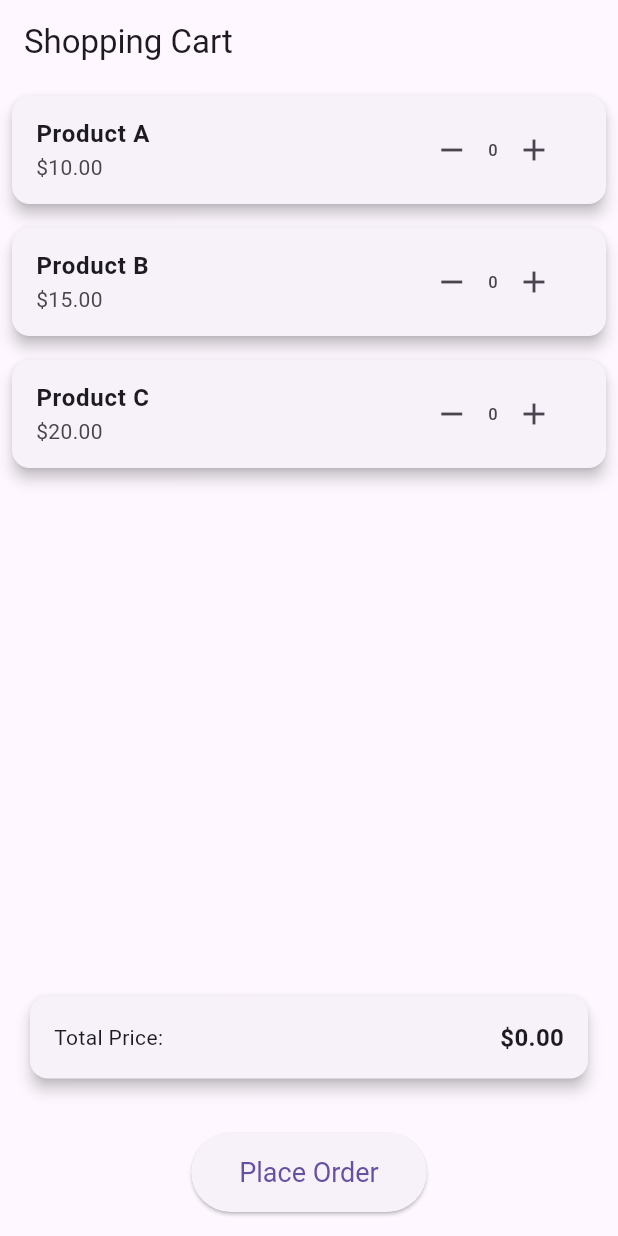
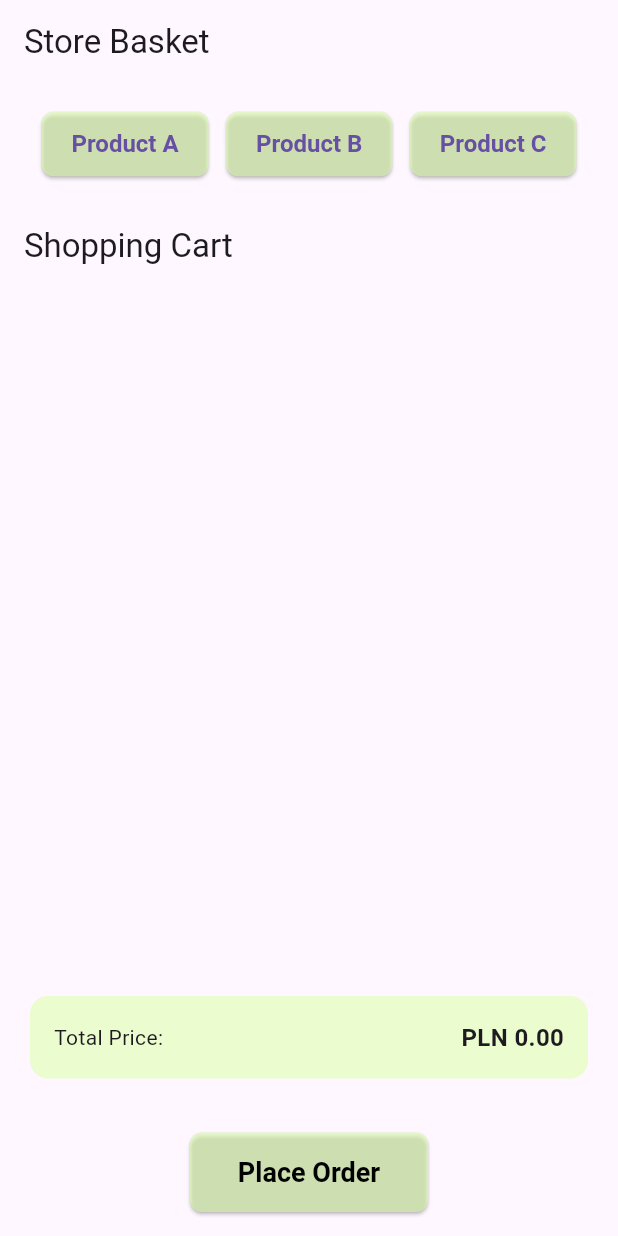
Before and after one commit to marcinmilewicz/store-example-flutter, a Flutter app: the screen it shows after launch, on a phone screen of 412 x 824 dp. Run offline on Flutter 3.47's test engine with Material 3 defaults, Android fonts, the phone set to English and light mode, and no system bars.

Commit message:
feature: store basket

```diff
--- a/apps/store_app/lib/main.dart
+++ b/apps/store_app/lib/main.dart
@@ -1,24 +1,89 @@
+import 'dart:math';
+
 import 'package:flutter/material.dart';
 import 'package:store_basket/product.dart';
 import 'package:store_basket/store_basket.dart';
-
 
 void main() {
   runApp(MyApp());
 }
 
+ThemeData getApplicationTheme() {
+  return ThemeData(
+    cardTheme: const CardTheme(
+      color: Color(0x92DDFFAA),
+      shadowColor: Colors.transparent,
+      elevation: 0,
+    ),
+    elevatedButtonTheme: ElevatedButtonThemeData(
+      style: ElevatedButton.styleFrom(
+        backgroundColor: const Color(0x92DDFFAA),
+        textStyle: const TextStyle(
+          color: Colors.black,
+          fontSize: 16,
+          fontWeight: FontWeight.bold,
+        ),
+        padding: const EdgeInsets.symmetric(vertical: 12, horizontal: 20),
+        shape: RoundedRectangleBorder(
+          borderRadius: BorderRadius.circular(8),
+        ),
+      ),
+    ),
+  );
+}
+
 class MyApp extends StatelessWidget {
+  final GlobalKey<StoreBasketState> _storeBasketKey =
+      GlobalKey<StoreBasketState>();
+
+  void addProduct(Product product) {
+    final storeBasketState = _storeBasketKey.currentState;
+    storeBasketState?.shoppingCart.addProduct(product);
+  }
+
   @override
   Widget build(BuildContext context) {
-    // Przykładowa lista produktów
-    List<Product> products = [
-      Product(id: 1, name: "Product A", price: 10.0),
-      Product(id: 2, name: "Product B", price: 15.0),
-      Product(id: 3, name: "Product C", price: 20.0),
-    ];
-
     return MaterialApp(
-      home: StoreBasketWidget(products: products), // Przekazanie listy produktów
+      home: Scaffold(
+        appBar: AppBar(title: Text('Store Basket')),
+        body: Column(
+          children: [
+            Padding(
+              padding: const EdgeInsets.all(16.0),
+              child: Row(
+                mainAxisAlignment: MainAxisAlignment.spaceEvenly,
+                children: [
+                  ElevatedButton(
+                    onPressed: () {
+                      addProduct(
+                          Product(id: 1, name: "Product A", price: 10.0));
+                    },
+                    child: const Text('Product A'),
+                  ),
+                  ElevatedButton(
+                    onPressed: () {
+                      addProduct(
+                          Product(id: 2, name: "Product B", price: 15.0));
+                    },
+                    child: const Text("Product B"),
+                  ),
+                  ElevatedButton(
+                    onPressed: () {
+                      addProduct(
+                          Product(id: 3, name: "Product C", price: 20.0));
+                    },
+                    child: const Text('Product C'),
+                  ),
+                ],
+              ),
+            ),
+            Expanded(
+              child: StoreBasket(key: _storeBasketKey),
+            ),
+          ],
+        ),
+      ),
+      theme: getApplicationTheme(),
     );
   }
 }
--- a/packages/store_basket/lib/shoping_cart.dart
+++ b/packages/store_basket/lib/shoping_cart.dart
@@ -1,18 +1,25 @@
+import 'package:flutter/material.dart';
+
 import 'product.dart';
 
-class ShoppingCart {
-  final List<Product> _products;
+class ShoppingCart extends ValueNotifier<List<Product>> {
   final Map<int, int> _cart = {};
 
-  // Konstruktor przyjmujący listę produktów
-  ShoppingCart(this._products);
+  ShoppingCart() : super([]);
 
-  void addProduct(int productId) {
-    if (_cart.containsKey(productId)) {
-      _cart[productId] = _cart[productId]! + 1;
+  void addProduct(Product product) {
+    print('Adding product: ${product.name}');
+    if (!value.any((p) => p.id == product.id)) {
+      value.add(product);
+    }
+
+    if (_cart.containsKey(product.id)) {
+      _cart[product.id] = _cart[product.id]! + 1;
     } else {
-      _cart[productId] = 1;
+      _cart[product.id] = 1;
     }
+
+    notifyListeners();
   }
 
   void removeProduct(int productId) {
@@ -20,20 +27,31 @@ class ShoppingCart {
       _cart[productId] = _cart[productId]! - 1;
       if (_cart[productId] == 0) {
         _cart.remove(productId);
+        value.removeWhere((element) => element.id == productId);
       }
+    }
+
+    notifyListeners();
+  }
+
+  void increment(int productId) {
+    if (_cart.containsKey(productId)) {
+      _cart[productId] = _cart[productId]! + 1;
+
+      notifyListeners();
     }
   }
 
   double getTotalPrice() {
     double total = 0.0;
     _cart.forEach((productId, quantity) {
-      final product = _products.firstWhere((p) => p.id == productId);
+      final product = value.firstWhere((p) => p.id == productId);
       total += product.price * quantity;
     });
     return total;
   }
 
-  List<Product> get products => _products;
+  List<Product> get products => value;
 
   Map<int, int> get cart => _cart;
 }
--- a/packages/store_basket/lib/store_basket.dart
+++ b/packages/store_basket/lib/store_basket.dart
@@ -1,63 +1,74 @@
 library store_basket;
 
 import 'package:flutter/material.dart';
-import 'product.dart';
-
+import 'package:store_basket/product.dart';
 import 'shoping_cart.dart';
 
-class StoreBasketWidget extends StatefulWidget {
-  final List<Product> products; // Dodaj pole do przechowywania produktów
+class StoreBasket extends StatefulWidget {
+  const StoreBasket({Key? key}) : super(key: key);
 
-  StoreBasketWidget(
-      {required this.products}); // Konstruktor z wymaganym argumentem
   @override
-  _StoreBasketWidgetState createState() => _StoreBasketWidgetState();
+  StoreBasketState createState() => StoreBasketState();
 }
 
-class _StoreBasketWidgetState extends State<StoreBasketWidget> {
+class StoreBasketState extends State<StoreBasket> {
   late final ShoppingCart shoppingCart;
 
   @override
   void initState() {
     super.initState();
-    shoppingCart = ShoppingCart(widget.products); // Inicjalizacja koszyka z produktami
+    shoppingCart = ShoppingCart();
+  }
+
+  ShoppingCart getShoppingCart() {
+    return shoppingCart;
   }
 
   @override
   Widget build(BuildContext context) {
     return Scaffold(
       appBar: AppBar(
-        title: Text('Shopping Cart'),
+        title: const Text('Shopping Cart'),
       ),
       body: Column(
         children: <Widget>[
           Expanded(
+            child: ValueListenableBuilder<List<Product>>(
+              valueListenable: shoppingCart,
+              builder: (context, cart, child) {
+                return Column(
+                  children: [
+                    Expanded(
                       child: ListView.builder(
-              itemCount: shoppingCart.products.length,
+                        itemCount: cart.length,
                         itemBuilder: (context, index) {
-                final product = shoppingCart.products[index];
+                          final product = cart[index];
                           return Card(
-                  margin: EdgeInsets.all(8.0),
+                            margin: const EdgeInsets.all(8.0),
                             elevation: 4,
                             child: ListTile(
                               title: Text(
                                 product.name,
-                      style: TextStyle(fontWeight: FontWeight.bold),
+                                style: const TextStyle(
+                                    fontWeight: FontWeight.bold),
                               ),
-                    subtitle: Text('\$${product.price.toStringAsFixed(2)}'),
+                              subtitle: Text(
+                                  'PLN ${product.price.toStringAsFixed(2)}'),
                               trailing: Row(
                                 mainAxisSize: MainAxisSize.min,
                                 children: [
                                   IconButton(
-                          icon: Icon(Icons.remove),
-                          onPressed: () => setState(
-                              () => shoppingCart.removeProduct(product.id)),
+                                    icon: const Icon(Icons.remove),
+                                    onPressed: () => setState(() =>
+                                        shoppingCart.removeProduct(product.id)),
                                   ),
-                        Text(shoppingCart.cart[product.id]?.toString() ?? '0'),
+                                  Text(shoppingCart.cart[product.id]
+                                          ?.toString() ??
+                                      '0'),
                                   IconButton(
-                          icon: Icon(Icons.add),
-                          onPressed: () => setState(
-                              () => shoppingCart.addProduct(product.id)),
+                                    icon: const Icon(Icons.add),
+                                    onPressed: () => setState(() =>
+                                        shoppingCart.increment(product.id)),
                                   ),
                                 ],
                               ),
@@ -75,20 +86,23 @@ class _StoreBasketWidgetState extends State<StoreBasketWidget> {
                           child: Row(
                             mainAxisAlignment: MainAxisAlignment.spaceBetween,
                             children: [
-                    Text(
+                              const Text(
                                 'Total Price:',
-                      style: TextStyle(fontSize: 14), // Smaller font size
+                                style: TextStyle(fontSize: 14),
                               ),
                               Text(
-                      '\$${shoppingCart.getTotalPrice().toStringAsFixed(2)}',
-                      style: TextStyle(
-                          fontSize: 16,
-                          fontWeight:
-                              FontWeight.bold), // Slightly smaller font size
+                                'PLN ${shoppingCart.getTotalPrice().toStringAsFixed(2)}',
+                                style: const TextStyle(
+                                    fontSize: 16, fontWeight: FontWeight.bold),
                               ),
                             ],
                           ),
                         ),
+                      ),
+                    ),
+                  ],
+                );
+              },
             ),
           ),
           Padding(
@@ -99,11 +113,11 @@ class _StoreBasketWidgetState extends State<StoreBasketWidget> {
                   context: context,
                   builder: (BuildContext context) {
                     return AlertDialog(
-                      title: Text("Order"),
-                      content: Text("Your order has been placed!"),
+                      title: const Text("Order"),
+                      content: const Text("Your order has been placed!"),
                       actions: [
                         TextButton(
-                          child: Text("OK"),
+                          child: const Text("OK"),
                           onPressed: () => Navigator.of(context).pop(),
                         ),
                       ],
@@ -111,10 +125,15 @@ class _StoreBasketWidgetState extends State<StoreBasketWidget> {
                   },
                 );
               },
-              child: Text('Place Order'),
               style: ElevatedButton.styleFrom(
-                padding: EdgeInsets.symmetric(horizontal: 32.0, vertical: 16.0),
-                textStyle: TextStyle(fontSize: 18), // Larger button text
+                padding: const EdgeInsets.symmetric(
+                    horizontal: 32.0, vertical: 16.0),
+                textStyle: const TextStyle(fontSize: 18),
+              ),
+              child: const Text(
+                'Place Order',
+                style:
+                    TextStyle(color: Colors.black, fontWeight: FontWeight.bold),
               ),
             ),
           ),
```
Also changed, not shown: apps/store_app/pubspec.lock. Lines whose indentation alone changed are shown as unchanged.
